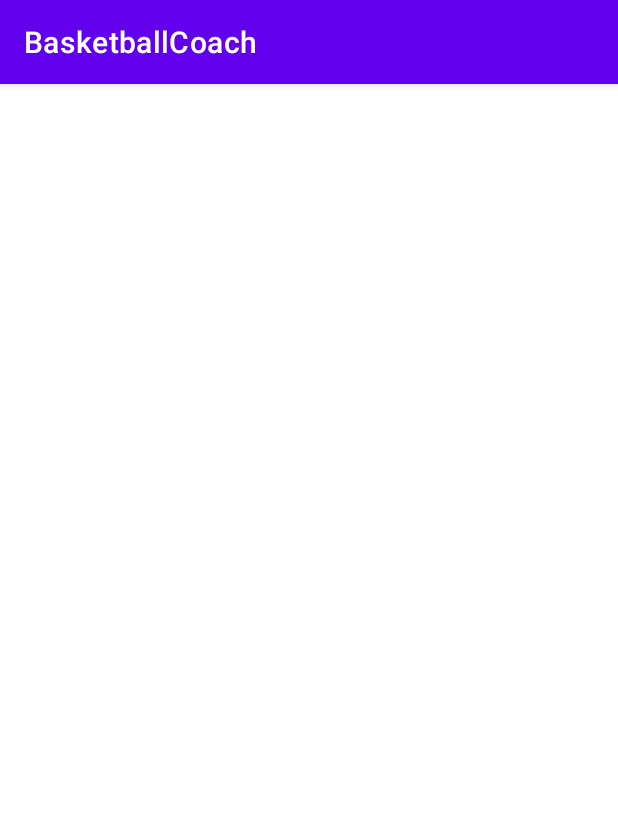
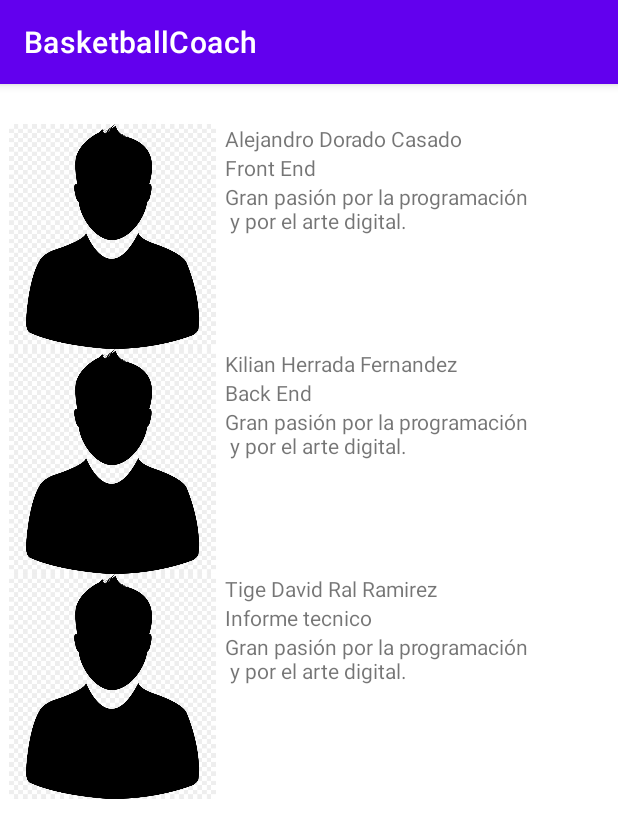
Before and after one commit to AlexDor8/Front-End, an Android app: the AboutUs screen opened directly, with no data from a screen before it, on a phone screen of 412 x 824 dp. Shown: the top 838 px of the screen. Run offline under Robolectric (Android 15) with nearby library versions, the phone set to English and light mode, and no system bars.

Commit message:
RecyclerView, falta diseño

```diff
--- a/app/src/main/java/com/example/basketballcoach/AboutUs.kt
+++ b/app/src/main/java/com/example/basketballcoach/AboutUs.kt
@@ -2,10 +2,43 @@ package com.example.basketballcoach
 
 import androidx.appcompat.app.AppCompatActivity
 import android.os.Bundle
+import androidx.recyclerview.widget.LinearLayoutManager
+import androidx.recyclerview.widget.RecyclerView
+import com.example.basketballcoach.adapter.IntegrantesAdapter
 
 class AboutUs : AppCompatActivity() {
+
+    var listaIntegrantes = listOf<Integrantes>(
+        Integrantes(
+            nombreApellidos = "Alejandro Dorado Casado",
+            especializacion = "Front End",
+            informacionIntegrante = "Gran pasión por la programación \n y por el arte digital.",
+            foto = R.drawable.avatar
+        ),
+        Integrantes(
+            nombreApellidos = "Kilian Herrada Fernandez",
+            especializacion = "Back End",
+            informacionIntegrante = "Gran pasión por la programación \n y por el arte digital.",
+            foto = R.drawable.avatar
+        ),
+        Integrantes(
+            nombreApellidos = "Tige David Ral Ramirez",
+            especializacion = "Informe tecnico",
+            informacionIntegrante = "Gran pasión por la programación \n y por el arte digital.",
+            foto = R.drawable.avatar
+        )
+    )
+
+
     override fun onCreate(savedInstanceState: Bundle?) {
         super.onCreate(savedInstanceState)
         setContentView(R.layout.activity_about_us)
+        inicializacionRecyclerView()
+    }
+
+    private fun inicializacionRecyclerView(){
+        val recyclerView = findViewById<RecyclerView>(R.id.recyclerIntegrantes)
+        recyclerView.layoutManager = LinearLayoutManager(this)
+        recyclerView.adapter= IntegrantesAdapter(listaIntegrantes)
     }
 }
--- /dev/null
+++ b/app/src/main/java/com/example/basketballcoach/Integrantes.kt
@@ -0,0 +1,10 @@
+package com.example.basketballcoach
+
+import android.widget.ImageView
+
+data class Integrantes(
+    val nombreApellidos: String,
+    val especializacion: String,
+    val informacionIntegrante: String,
+    val foto: Int
+)
--- a/app/src/main/java/com/example/basketballcoach/MainActivity.kt
+++ b/app/src/main/java/com/example/basketballcoach/MainActivity.kt
@@ -14,7 +14,6 @@ class MainActivity : AppCompatActivity() {
         var username: TextView = findViewById(R.id.username);
         var password: TextView = findViewById(R.id.password);
 
-        data class Usuario(var username: TextView, var password: TextView);
 
         val login: Button = findViewById(R.id.botonlogin);
         val register: Button = findViewById(R.id.botonregistro);
--- /dev/null
+++ b/app/src/main/java/com/example/basketballcoach/adapter/IntegrantesAdapter.kt
@@ -0,0 +1,24 @@
+package com.example.basketballcoach.adapter
+
+import android.view.LayoutInflater
+import android.view.ViewGroup
+import androidx.recyclerview.widget.RecyclerView
+import com.example.basketballcoach.Integrantes
+import com.example.basketballcoach.R
+
+class IntegrantesAdapter(val listaIntegrantes: List<Integrantes>) : RecyclerView.Adapter<IntegrantesViewHolder>(){
+    override fun onCreateViewHolder(parent: ViewGroup, viewType: Int): IntegrantesViewHolder {
+        val layoutInflater = LayoutInflater.from(parent.context)
+        return IntegrantesViewHolder(layoutInflater.inflate(R.layout.item_integrante, parent, false))
+    }
+
+    override fun onBindViewHolder(holder: IntegrantesViewHolder, position: Int) {
+        val item = listaIntegrantes[position]
+        holder.itemPorListado(item)
+
+    }
+
+    override fun getItemCount(): Int {
+        return listaIntegrantes.size;
+    }
+}
--- /dev/null
+++ b/app/src/main/java/com/example/basketballcoach/adapter/IntegrantesViewHolder.kt
@@ -0,0 +1,23 @@
+package com.example.basketballcoach.adapter
+
+import android.view.View
+import android.widget.ImageView
+import android.widget.TextView
+import androidx.recyclerview.widget.RecyclerView
+import com.example.basketballcoach.Integrantes
+import com.example.basketballcoach.R
+
+class IntegrantesViewHolder(view:View):RecyclerView.ViewHolder(view) {
+
+    val nombre = view.findViewById<TextView>(R.id.nombreIntegrante)
+    val especializacion = view.findViewById<TextView>(R.id.especializacion)
+    val informacion = view.findViewById<TextView>(R.id.descripcion)
+    var foto = view.findViewById<ImageView>(R.id.fotoIntegrante)
+
+    fun itemPorListado(integrantes: Integrantes){
+        nombre.text = integrantes.nombreApellidos
+        especializacion.text = integrantes.especializacion
+        informacion.text = integrantes.informacionIntegrante
+        foto.setImageResource(R.drawable.avatar)
+    }
+}
--- a/app/src/main/res/layout/activity_about_us.xml
+++ b/app/src/main/res/layout/activity_about_us.xml
@@ -7,11 +7,14 @@
     tools:context=".AboutUs">
 
     <androidx.recyclerview.widget.RecyclerView
-        android:id="@+id/recycledIntegrantes"
-        android:layout_width="409dp"
-        android:layout_height="729dp"
-        android:layout_marginEnd="1dp"
+        android:id="@+id/recyclerIntegrantes"
+        android:layout_width="match_parent"
+        android:layout_height="wrap_content"
         app:layout_constraintBottom_toBottomOf="parent"
-        app:layout_constraintEnd_toEndOf="parent"
-        app:layout_constraintStart_toStartOf="parent" />
+        app:layout_constraintTop_toTopOf="parent"
+        app:layout_constraintVertical_bias="0.083"
+        tools:layout_editor_absoluteX="-16dp">
+
+    </androidx.recyclerview.widget.RecyclerView>
+
 </androidx.constraintlayout.widget.ConstraintLayout>
--- a/app/src/main/res/layout/activity_main.xml
+++ b/app/src/main/res/layout/activity_main.xml
@@ -99,8 +99,8 @@
 
     <ImageButton
         android:id="@+id/twitter"
-        android:layout_width="60dp"
-        android:layout_height="60dp"
+        android:layout_width="48dp"
+        android:layout_height="48dp"
         android:layout_marginTop="28dp"
         android:layout_marginEnd="16dp"
         android:background="@drawable/button_social"
@@ -108,16 +108,16 @@
         android:scaleType="fitCenter"
         app:layout_constraintBottom_toBottomOf="parent"
         app:layout_constraintEnd_toEndOf="parent"
-        app:layout_constraintHorizontal_bias="0.428"
+        app:layout_constraintHorizontal_bias="0.237"
         app:layout_constraintStart_toEndOf="@+id/google"
         app:layout_constraintTop_toBottomOf="@+id/botonregistro"
-        app:layout_constraintVertical_bias="0.141"
+        app:layout_constraintVertical_bias="0.142"
         app:srcCompat="@drawable/gorjeo" />
 
     <ImageButton
         android:id="@+id/facebook"
-        android:layout_width="60dp"
-        android:layout_height="60dp"
+        android:layout_width="48dp"
+        android:layout_height="48dp"
         android:layout_marginStart="16dp"
         android:layout_marginTop="28dp"
         android:layout_marginEnd="16dp"
@@ -126,16 +126,16 @@
         android:scaleType="fitCenter"
         app:layout_constraintBottom_toBottomOf="parent"
         app:layout_constraintEnd_toEndOf="parent"
-        app:layout_constraintHorizontal_bias="0.197"
+        app:layout_constraintHorizontal_bias="0.262"
         app:layout_constraintStart_toStartOf="parent"
         app:layout_constraintTop_toBottomOf="@+id/botonregistro"
-        app:layout_constraintVertical_bias="0.141"
+        app:layout_constraintVertical_bias="0.142"
         app:srcCompat="@drawable/facebook" />
 
     <ImageButton
         android:id="@+id/google"
-        android:layout_width="60dp"
-        android:layout_height="60dp"
+        android:layout_width="48dp"
+        android:layout_height="48dp"
         android:layout_marginStart="16dp"
         android:layout_marginTop="28dp"
         android:layout_marginEnd="16dp"
@@ -144,10 +144,10 @@
         android:scaleType="fitCenter"
         app:layout_constraintBottom_toBottomOf="parent"
         app:layout_constraintEnd_toEndOf="parent"
-        app:layout_constraintHorizontal_bias="0.133"
+        app:layout_constraintHorizontal_bias="0.077"
         app:layout_constraintStart_toEndOf="@+id/facebook"
         app:layout_constraintTop_toBottomOf="@+id/botonregistro"
-        app:layout_constraintVertical_bias="0.141"
+        app:layout_constraintVertical_bias="0.142"
         app:srcCompat="@drawable/google" />
 
 </androidx.constraintlayout.widget.ConstraintLayout>
--- /dev/null
+++ b/app/src/main/res/layout/item_integrante.xml
@@ -0,0 +1,42 @@
+<?xml version="1.0" encoding="utf-8"?>
+<androidx.constraintlayout.widget.ConstraintLayout xmlns:android="http://schemas.android.com/apk/res/android"
+    android:layout_width="match_parent"
+    android:layout_height="wrap_content"
+    xmlns:app="http://schemas.android.com/apk/res-auto"
+    xmlns:tools="http://schemas.android.com/tools">
+
+    <ImageView
+        android:id="@+id/fotoIntegrante"
+        android:layout_width="150dp"
+        android:layout_height="150dp"
+        app:layout_constraintTop_toTopOf="parent"
+        app:layout_constraintStart_toStartOf="parent">
+    </ImageView>
+
+    <TextView
+        android:id="@+id/nombreIntegrante"
+        android:layout_width="wrap_content"
+        android:layout_height="wrap_content"
+        tools:text = "Alex"
+        app:layout_constraintTop_toTopOf="parent"
+        app:layout_constraintStart_toEndOf="@+id/fotoIntegrante">
+    </TextView>
+
+    <TextView
+        android:id="@+id/especializacion"
+        android:layout_width="wrap_content"
+        android:layout_height="wrap_content"
+        tools:text = "Front-end"
+        app:layout_constraintTop_toBottomOf="@+id/nombreIntegrante"
+        app:layout_constraintStart_toEndOf="@+id/fotoIntegrante">
+    </TextView>
+    <TextView
+        android:id="@+id/descripcion"
+        android:layout_width="wrap_content"
+        android:layout_height="wrap_content"
+        tools:text = "Gran pasión por la programación y por el arte digital."
+        app:layout_constraintTop_toBottomOf="@+id/especializacion"
+        app:layout_constraintStart_toEndOf="@+id/fotoIntegrante">
+    </TextView>
+
+</androidx.constraintlayout.widget.ConstraintLayout>
```
Also changed, not shown: app/src/main/res/drawable/avatar.jpg (added).
